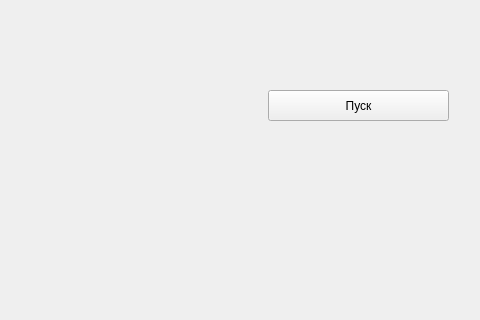
Before: the Qt Designer form rocket/mainwindow.ui in tlitvinava/s2l1, drawn with Qt 5; both pictures show x 512 to 992 and y 0 to 320 of the 992 by 600 pixel window.
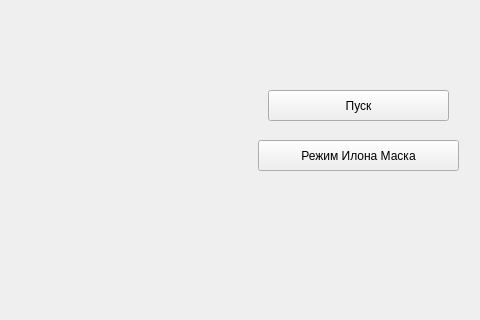
After: the same form once the commit is applied.

```diff
--- a/rocket/mainwindow.ui
+++ b/rocket/mainwindow.ui
@@ -33,6 +33,19 @@
      <string>Пуск</string>
     </property>
    </widget>
+   <widget class="QPushButton" name="pushButton_2">
+    <property name="geometry">
+     <rect>
+      <x>770</x>
+      <y>140</y>
+      <width>201</width>
+      <height>31</height>
+     </rect>
+    </property>
+    <property name="text">
+     <string>Режим Илона Маска</string>
+    </property>
+   </widget>
   </widget>
   <widget class="QMenuBar" name="menubar">
    <property name="geometry">
```
